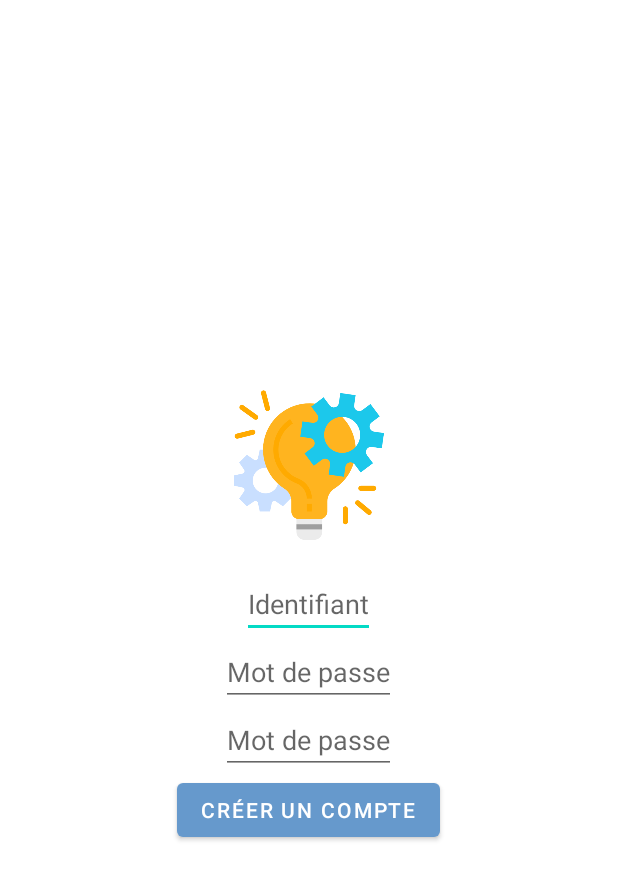
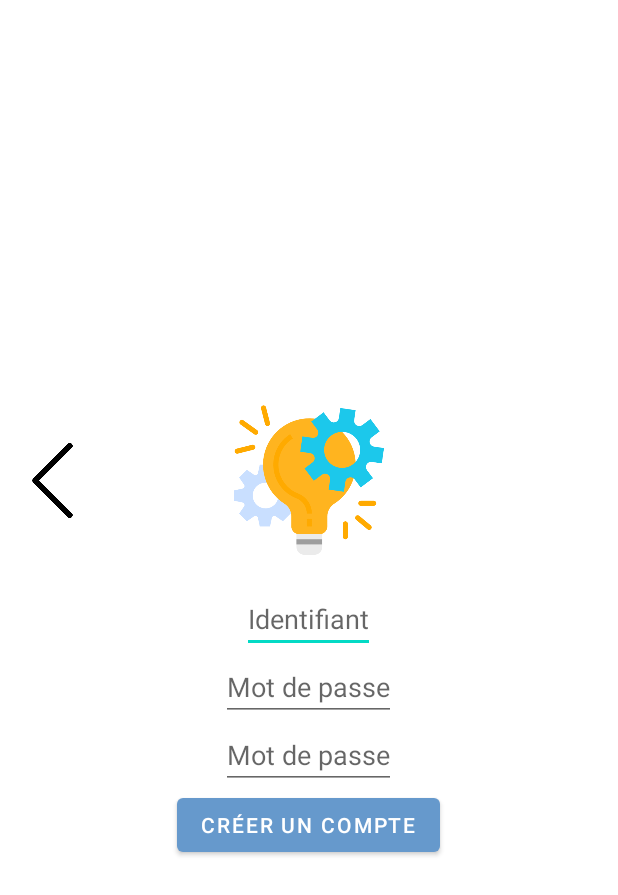
Before and after one commit to Kierian-50/task-manager, an Android app: the CreateAccount screen opened directly, with no data from a screen before it, on a phone screen of 412 x 824 dp. Shown: the top 895 px of the screen. Run offline under Robolectric (Android 15) with nearby library versions, the phone set to English and light mode, and no system bars.

Commit message:
Add back button and patch crash when multi clicks on dark mode button

```diff
--- a/app/build.gradle
+++ b/app/build.gradle
@@ -11,7 +11,7 @@ android {
         minSdkVersion 19
         targetSdkVersion 30
         versionCode 1
-        versionName "1.5"
+        versionName "1.6"
 
         testInstrumentationRunner "androidx.test.runner.AndroidJUnitRunner"
     }
--- a/app/src/main/java/com/example/gestiondeprojet/Connexion.java
+++ b/app/src/main/java/com/example/gestiondeprojet/Connexion.java
@@ -215,6 +215,5 @@ public class Connexion extends AppCompatActivity {
     @Override
     public void recreate() {
         super.recreate();
-        //TODO redirect to splashsreen for the reacreate or something make more nice
     }
 }
--- a/app/src/main/java/com/example/gestiondeprojet/CreateAccount.java
+++ b/app/src/main/java/com/example/gestiondeprojet/CreateAccount.java
@@ -8,6 +8,7 @@ import android.os.Bundle;
 import android.view.View;
 import android.widget.Button;
 import android.widget.EditText;
+import android.widget.ImageButton;
 import android.widget.Toast;
 
 import org.json.JSONArray;
@@ -55,6 +56,12 @@ public class CreateAccount extends AppCompatActivity {
      */
     private Context context;
 
+    /**
+     * The component that allows to go back in the activity.
+     * Le composant qui permet de revenir dans les activités.
+     */
+    private ImageButton backButton;
+
     @Override
     protected void onCreate(Bundle savedInstanceState) {
         super.onCreate(savedInstanceState);
@@ -65,6 +72,7 @@ public class CreateAccount extends AppCompatActivity {
         this.id = findViewById(R.id.identifient_create_account);
         this.firstPassword = findViewById(R.id.password_create_account_one);
         this.secondPassword = findViewById(R.id.password_create_account_two);
+        this.backButton = findViewById(R.id.create_account_back_button);
         this.context = this;
 
         // When we click on create account
@@ -116,6 +124,17 @@ public class CreateAccount extends AppCompatActivity {
                 }
             }
         });
+
+        // If the user clicks on the back button then it goes back to the list.
+        // Si l'utilisateur appuie sur le bouton de retour alors on retourne à la liste
+        this.backButton.setOnClickListener(new View.OnClickListener() {
+            @Override
+            public void onClick(View v) {
+                Intent intent = new Intent(getApplicationContext(), Connexion.class);
+                startActivity(intent);
+                finish();
+            }
+        });
     }
 
     /**
--- a/app/src/main/java/com/example/gestiondeprojet/SplashScreenActivity.java
+++ b/app/src/main/java/com/example/gestiondeprojet/SplashScreenActivity.java
@@ -1,7 +1,6 @@
 package com.example.gestiondeprojet;
 
 import androidx.appcompat.app.AppCompatActivity;
-import androidx.appcompat.app.AppCompatDelegate;
 
 import android.content.Intent;
 import android.content.res.Configuration;
@@ -33,8 +32,6 @@ public class SplashScreenActivity extends AppCompatActivity {
         Configuration config = new Configuration();
         getBaseContext().getResources().updateConfiguration(config, getBaseContext().getResources().getDisplayMetrics());
 
-        // AppCompatDelegate.setDefaultNightMode(AppCompatDelegate.MODE_NIGHT_YES);
-
         // Displays the version of the app
         // Affiche la version de l'activité
         TextView versionDiplay = findViewById(R.id.version);
--- a/app/src/main/res/layout/activity_create_account.xml
+++ b/app/src/main/res/layout/activity_create_account.xml
@@ -21,17 +21,38 @@
         app:layout_constraintTop_toTopOf="parent"
         app:layout_constraintBottom_toBottomOf="parent">
 
+        <RelativeLayout
+            android:layout_width="match_parent"
+            android:layout_height="wrap_content"
+            android:gravity="center"
+            android:orientation="horizontal">
+
+            <ImageButton
+                android:id="@+id/create_account_back_button"
+                android:layout_width="50sp"
+                android:layout_height="50sp"
+                android:background="@drawable/back_button"
+                android:layout_alignParentStart="true"
+                android:layout_marginTop="45sp"/>
+
             <ImageView
                 android:id="@+id/logo_project_management_corp"
                 android:layout_width="100dp"
                 android:layout_height="100dp"
                 android:layout_marginBottom="20dp"
+                android:layout_marginTop="20dp"
+                android:layout_centerInParent="true"
                 android:src="@drawable/logo_project_management"
-            app:layout_constraintStart_toStartOf="parent"
-            app:layout_constraintEnd_toEndOf="parent"
-            app:layout_constraintTop_toTopOf="parent"
-            app:layout_constraintBottom_toBottomOf="parent"
                 android:contentDescription="@string/desc_logo" />
+
+            <ImageButton
+                android:layout_width="0sp"
+                android:layout_height="0sp"
+                android:layout_alignParentEnd="true"
+                android:visibility="invisible"
+                android:clickable="false"/>
+
+        </RelativeLayout>
 
         <EditText
             android:id="@+id/identifient_create_account"
@@ -39,7 +60,8 @@
             android:layout_height="wrap_content"
             android:hint="@string/connection_id"
             android:inputType="textVisiblePassword|textNoSuggestions"
-            app:layout_constraintTop_toBottomOf="@+id/text_connection" />
+            app:layout_constraintTop_toBottomOf="@+id/text_connection"
+            android:autofillHints="" />
 
         <EditText
             android:id="@+id/password_create_account_one"
@@ -47,7 +69,8 @@
             android:layout_height="wrap_content"
             android:hint="@string/connection_password"
             android:inputType="textPassword|textNoSuggestions"
-            app:layout_constraintTop_toBottomOf="@+id/identifient" />
+            app:layout_constraintTop_toBottomOf="@+id/identifient"
+            android:autofillHints="" />
 
         <EditText
             android:id="@+id/password_create_account_two"
@@ -55,7 +78,8 @@
             android:layout_height="wrap_content"
             android:hint="@string/connection_password"
             android:inputType="textPassword|textNoSuggestions"
-            app:layout_constraintTop_toBottomOf="@+id/identifient" />
+            app:layout_constraintTop_toBottomOf="@+id/identifient"
+            android:autofillHints="" />
 
         <Button
             android:id="@+id/create_account_button"
```
Also changed, not shown: app/src/main/java/com/example/gestiondeprojet/ListTask.java (+7 -1 lines), app/src/main/java/com/example/gestiondeprojet/UpdateTask.java (+19 -0 lines), app/src/main/java/com/example/gestiondeprojet/taskCreateActivity.java (+19 -0 lines), app/src/main/res/layout/activity_create_task.xml (+25 -4 lines), app/src/main/res/layout/activity_update_task.xml (+25 -4 lines). Lines whose indentation alone changed are shown as unchanged.
